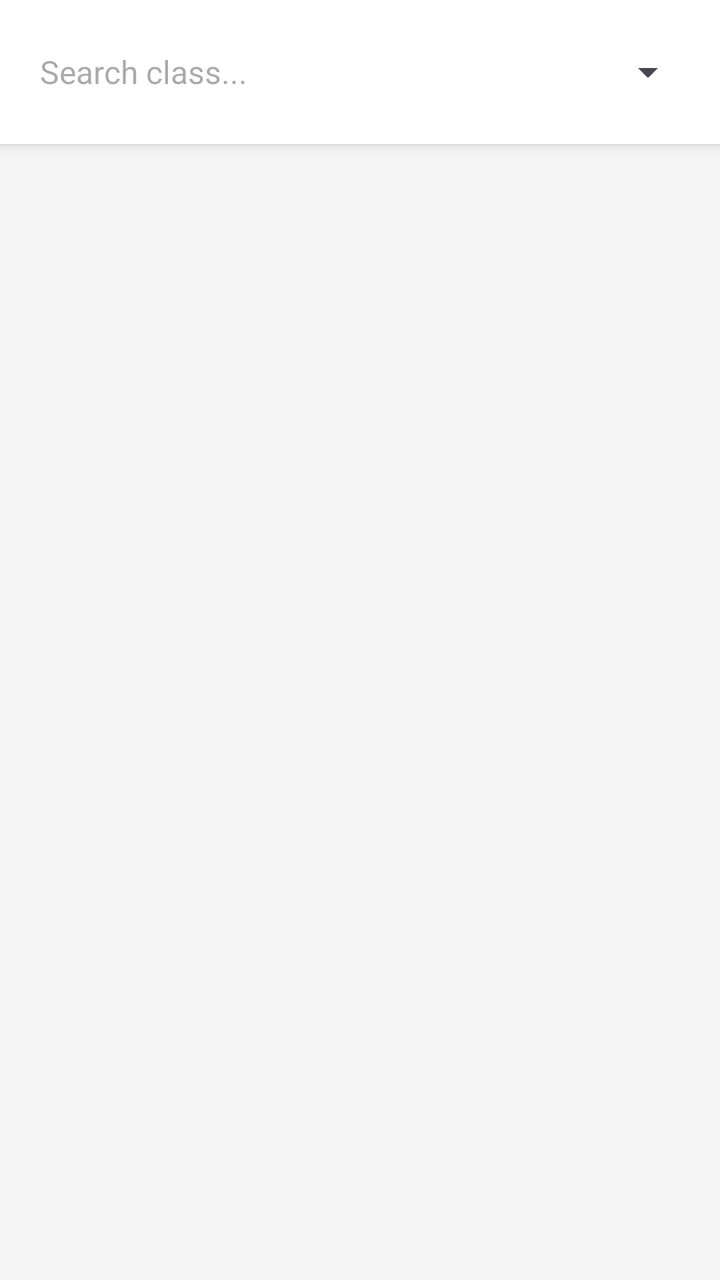
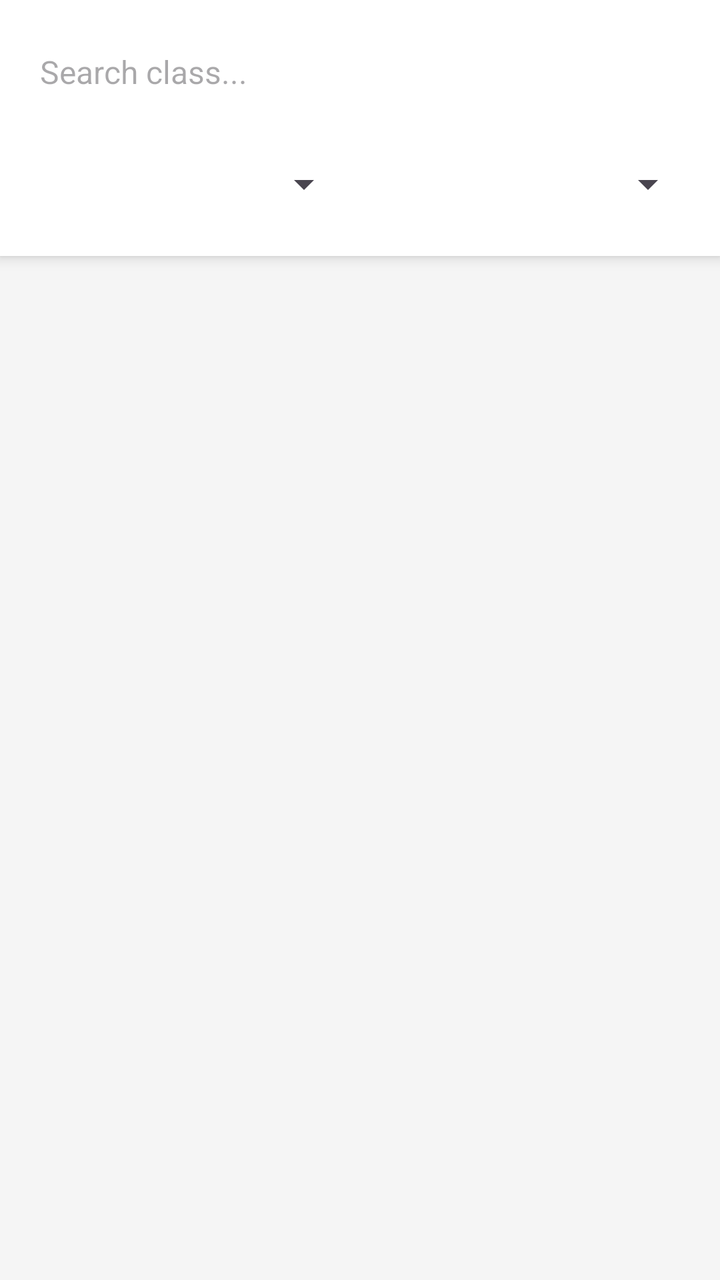

Screens rendered from an Android XML layout before and after an edit, with the pre-edit source and the edit as a unified diff.
<!-- AndroidManifest.xml: application theme Theme.Schooly -->
<!-- res/layout/activity_manage_classes.xml -->
<?xml version="1.0" encoding="utf-8"?>
<androidx.constraintlayout.widget.ConstraintLayout
    xmlns:android="http://schemas.android.com/apk/res/android"
    xmlns:app="http://schemas.android.com/apk/res-auto"
    android:layout_width="match_parent"
    android:layout_height="match_parent"
    android:background="#F5F5F5">

    <Spinner
        android:id="@+id/spinnerSchoolSelectClasses"
        android:layout_width="match_parent"
        android:layout_height="48dp"
        android:layout_margin="12dp"
        android:background="?android:attr/activatedBackgroundIndicator"
        android:spinnerMode="dropdown"
        android:visibility="gone"
        app:layout_constraintTop_toTopOf="parent"
        app:layout_constraintStart_toStartOf="parent"
        app:layout_constraintEnd_toEndOf="parent" />

    <LinearLayout
        android:id="@+id/searchContainer"
        android:layout_width="match_parent"
        android:layout_height="wrap_content"
        android:orientation="horizontal"
        android:padding="12dp"
        android:background="@android:color/white"
        android:elevation="4dp"
        app:layout_constraintTop_toBottomOf="@id/spinnerSchoolSelectClasses"
        app:layout_constraintStart_toStartOf="parent"
        app:layout_constraintEnd_toEndOf="parent">

        <EditText
            android:id="@+id/etSearchClass"
            android:layout_width="0dp"
            android:layout_weight="1"
            android:layout_height="48dp"
            android:background="@android:color/transparent"
            android:hint="Search class..."
            android:inputType="text"
            android:paddingStart="8dp"
            android:textSize="16sp" />

        <Spinner
            android:id="@+id/spinnerFilterClassType"
            android:layout_width="wrap_content"
            android:layout_height="48dp"
            android:layout_marginStart="8dp" />
    </LinearLayout>

    <androidx.recyclerview.widget.RecyclerView
        android:id="@+id/rvClasses"
        android:layout_width="match_parent"
        android:layout_height="0dp"
        android:padding="8dp"
        android:clipToPadding="false"
        app:layout_constraintTop_toBottomOf="@+id/searchContainer"
        app:layout_constraintBottom_toBottomOf="parent"
        app:layout_constraintStart_toStartOf="parent"
        app:layout_constraintEnd_toEndOf="parent" />

    <TextView
        android:id="@+id/tvNoClassesResults"
        android:layout_width="wrap_content"
        android:layout_height="wrap_content"
        android:text="No classes found 🏫"
        android:textSize="18sp"
        android:textColor="#757575"
        android:visibility="gone"
        app:layout_constraintTop_toTopOf="@+id/rvClasses"
        app:layout_constraintBottom_toBottomOf="parent"
        app:layout_constraintStart_toStartOf="parent"
        app:layout_constraintEnd_toEndOf="parent" />

</androidx.constraintlayout.widget.ConstraintLayout>
<!-- resources referenced by this layout -->
<resources>
  <style name="Theme.Schooly" parent="Base.Theme.Schooly" />
  <style name="Base.Theme.Schooly" parent="Theme.Material3.DayNight.NoActionBar">
          
          
      </style>
</resources>

<!-- the commit's change to res/layout/activity_manage_classes.xml (unified diff, before → after) -->
@@ -22,7 +22,7 @@
         android:id="@+id/searchContainer"
         android:layout_width="match_parent"
         android:layout_height="wrap_content"
-        android:orientation="horizontal"
+        android:orientation="vertical"
         android:padding="12dp"
         android:background="@android:color/white"
         android:elevation="4dp"
@@ -32,8 +32,7 @@
 
         <EditText
             android:id="@+id/etSearchClass"
-            android:layout_width="0dp"
-            android:layout_weight="1"
+            android:layout_width="match_parent"
             android:layout_height="48dp"
             android:background="@android:color/transparent"
             android:hint="Search class..."
@@ -41,11 +40,26 @@
             android:paddingStart="8dp"
             android:textSize="16sp" />
 
-        <Spinner
-            android:id="@+id/spinnerFilterClassType"
-            android:layout_width="wrap_content"
-            android:layout_height="48dp"
-            android:layout_marginStart="8dp" />
+        <LinearLayout
+            android:layout_width="match_parent"
+            android:layout_height="wrap_content"
+            android:orientation="horizontal"
+            android:layout_marginTop="8dp">
+
+            <Spinner
+                android:id="@+id/spinnerFilterClassType"
+                android:layout_width="0dp"
+                android:layout_height="48dp"
+                android:layout_weight="1"
+                android:layout_marginEnd="4dp" />
+
+            <Spinner
+                android:id="@+id/spinnerFilterGrade"
+                android:layout_width="0dp"
+                android:layout_height="48dp"
+                android:layout_weight="1"
+                android:layout_marginStart="4dp" />
+        </LinearLayout>
     </LinearLayout>
 
     <androidx.recyclerview.widget.RecyclerView
